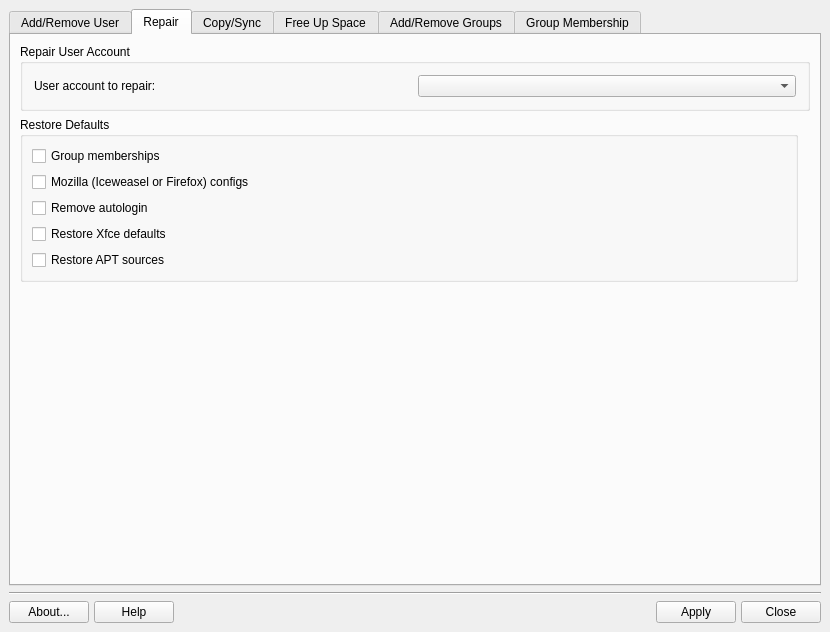
MX-Linux/mx-user, file meconfig.ui: the form before one commit.
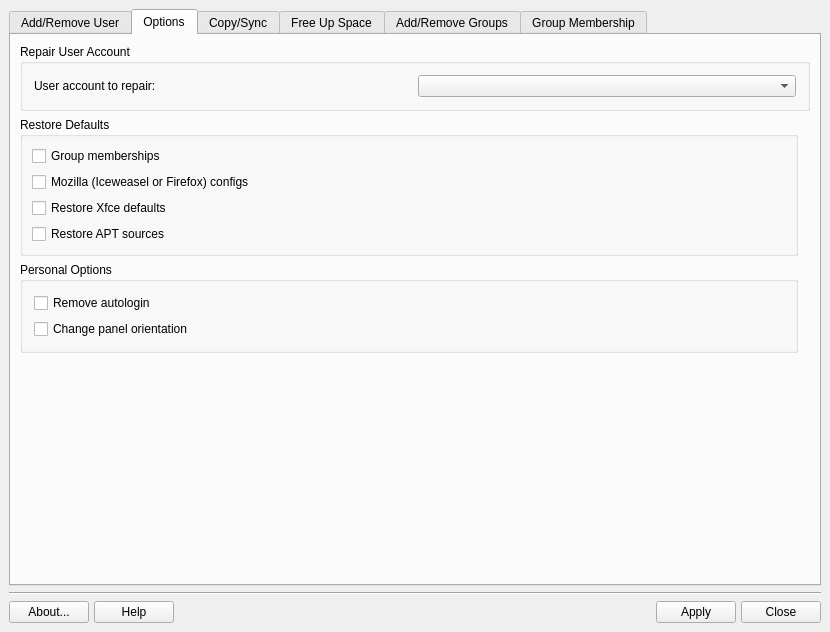
The form after the commit. Icons and pictures are not drawn.

Commit message: added checkbox for panel layout

Diff of the .ui file:
```diff
--- a/meconfig.ui
+++ b/meconfig.ui
@@ -320,7 +320,7 @@
         <normaloff>../../../../../../../../usr/share/mx-user/icons/package_development.png</normaloff>../../../../../../../../usr/share/mx-user/icons/package_development.png</iconset>
       </attribute>
       <attribute name="title">
-       <string>Repair</string>
+       <string>Options</string>
       </attribute>
       <attribute name="toolTip">
        <string>Repair a user configuration</string>
@@ -457,7 +457,7 @@
             </property>
            </widget>
           </item>
-          <item row="7" column="0">
+          <item row="6" column="0">
            <widget class="QCheckBox" name="checkApt">
             <property name="toolTip">
              <string>Restore APT sources to MX defaults</string>
@@ -468,13 +468,6 @@
            </widget>
           </item>
           <item row="5" column="0">
-           <widget class="QCheckBox" name="checkRemoveAutologin">
-            <property name="text">
-             <string>Remove autologin</string>
-            </property>
-           </widget>
-          </item>
-          <item row="6" column="0">
            <widget class="QCheckBox" name="checkXfce">
             <property name="text">
              <string>Restore Xfce defaults</string>
@@ -484,6 +477,32 @@
          </layout>
         </widget>
        </item>
+       <item row="3" column="0">
+        <widget class="QGroupBox" name="groupPersonal">
+         <property name="title">
+          <string>Personal Options</string>
+         </property>
+         <layout class="QGridLayout" name="_10">
+          <item row="0" column="0">
+           <widget class="QCheckBox" name="checkRemoveAutologin">
+            <property name="text">
+             <string>Remove autologin</string>
+            </property>
+           </widget>
+          </item>
+          <item row="1" column="0">
+           <widget class="QCheckBox" name="checkPanelOrientation">
+            <property name="text">
+             <string>Change panel orientation</string>
+            </property>
+            <property name="autoExclusive">
+             <bool>true</bool>
+            </property>
+           </widget>
+          </item>
+         </layout>
+        </widget>
+       </item>
       </layout>
      </widget>
      <widget class="QWidget" name="copyTab">
```
Left out of the diff: 2 changed lines with no effect on the pictures. The commit also changes 18 other files.
